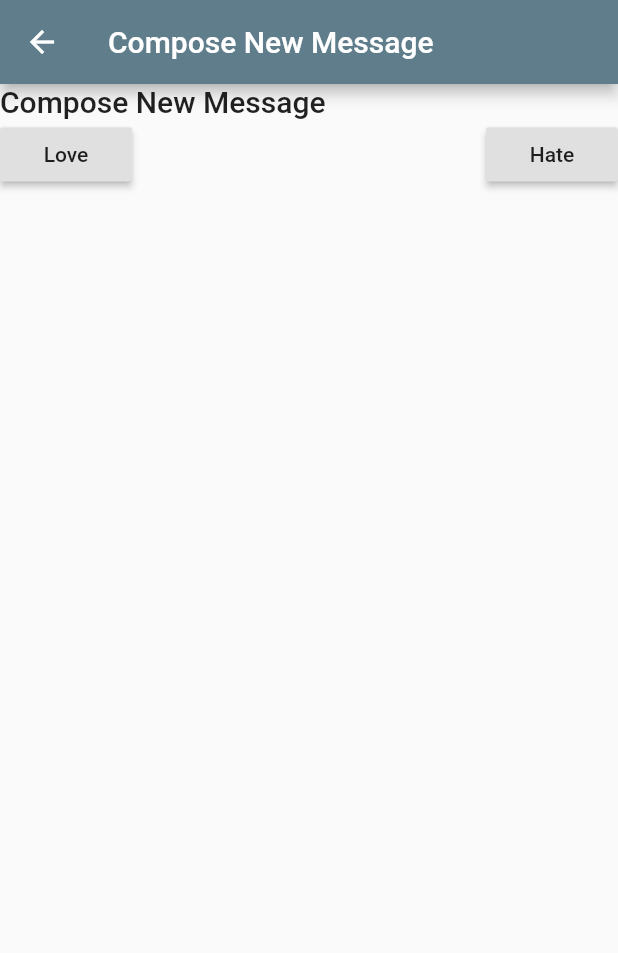
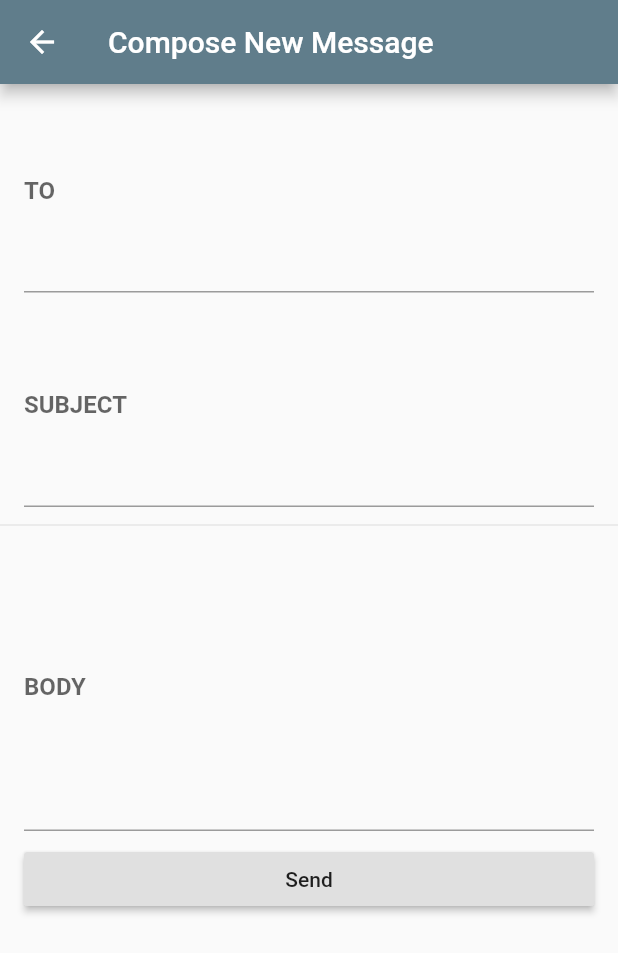
Before and after one commit to rahman541/flutter_prct_yt, a Flutter app: the screen it shows after launch, after a tap on the "add" icon, on a phone screen of 412 x 824 dp. Shown: the top 953 px of the screen. Run offline on Flutter 3.47's test engine with Material 2 defaults, Android fonts, the phone set to English and light mode, and no system bars; generated files the repository leaves out were written again; network calls fail.

Commit message:
Flutter in Practice - E11: Simple Forms (pass data also)

```diff
--- a/lib/ComposeButton.dart
+++ b/lib/ComposeButton.dart
@@ -1,19 +1,27 @@
 import 'package:flutter/material.dart';
 
+import 'Message.dart';
 import 'MessageCompose.dart';
 
 class ComposeButton extends StatelessWidget {
+  final List<Message> messages;
+
+  ComposeButton(this.messages);
+
   @override
   Widget build(BuildContext context) {
     return FloatingActionButton(
       child: Icon(Icons.add),
       onPressed: () async {
-        String intention = await Navigator.push(context, MaterialPageRoute(builder: (ctx) => MessageCompose()));
+        Message message = await Navigator.push(context, MaterialPageRoute(builder: (ctx) => MessageCompose()));
 
-        Scaffold.of(context).showSnackBar(SnackBar(
-          content: Text('You message has been sent with $intention'),
-          backgroundColor: Colors.green,
-        ));
+        if (message != null) {
+          messages.add(message);
+          Scaffold.of(context).showSnackBar(SnackBar(
+            content: Text('You message has been sent with $message'),
+            backgroundColor: Colors.green,
+          ));
+        };
       },
     );
   }
--- a/lib/MessageCompose.dart
+++ b/lib/MessageCompose.dart
@@ -1,33 +1,71 @@
 import 'package:flutter/material.dart';
+import 'package:flutter_prct_yt/Message.dart';
 
-class MessageCompose extends StatelessWidget {
+class MessageCompose extends StatefulWidget {
+  @override
+  _MessageComposeState createState() => _MessageComposeState();
+}
+
+class _MessageComposeState extends State<MessageCompose> {
+  String to ="";
+  String subject = "";
+  String body = "";
+
   @override
   Widget build(BuildContext context) {
     return Scaffold(
       appBar: AppBar(title: Text('Compose New Message')),
-      body: Container(
-        child: Column(
-          crossAxisAlignment: CrossAxisAlignment.start,
-          children: <Widget>[
-            Text("Compose New Message", style: Theme.of(context).textTheme.title),
-            Row(
-              mainAxisAlignment: MainAxisAlignment.spaceBetween,
-              children: <Widget>[
-                RaisedButton(
-                  child: Text('Love'),
+      body: SingleChildScrollView(
+          child: Column(
+            children: <Widget>[
+              ListTile(
+                title: TextField(
+                  onChanged: (value) {
+                    to = value;
+                  },
+                  decoration: InputDecoration(
+                    labelText: 'TO',
+                    labelStyle: TextStyle(fontWeight: FontWeight.bold),
+                  ),
+                  maxLines: 5,
+                ),
+              ),
+              ListTile(
+                title: TextField(
+                  onChanged: (value) {
+                    subject = value;
+                  },
+                  decoration: InputDecoration(
+                    labelText: 'SUBJECT',
+                    labelStyle: TextStyle(fontWeight: FontWeight.bold),
+                  ),
+                  maxLines: 5,
+                ),
+              ),
+              Divider(),
+              ListTile(
+                title: TextField(
+                  onChanged: (value) {
+                    body = value;
+                  },
+                  decoration: InputDecoration(
+                    labelText: 'BODY',
+                    labelStyle: TextStyle(fontWeight: FontWeight.bold),
+                  ),
+                  maxLines: 8,
+                ),
+              ),
+              ListTile(
+                title: RaisedButton(
+                  child: Text('Send'),
                   onPressed: () {
-                    Navigator.pop(context, 'Love');
+                    Message message = Message(subject, body);
+
+                    Navigator.pop(context, message);
                   },
                 ),
-                RaisedButton(
-                  child: Text('Hate'),
-                  onPressed: () {
-                    Navigator.pop(context, 'Hate');
-                  },
-                )
-              ]
-            )
-          ]
+              ),
+            ]
         ),
       ),
     );
--- a/lib/MessageList.dart
+++ b/lib/MessageList.dart
@@ -16,15 +16,21 @@ class MessageList extends StatefulWidget {
 }
 
 class _MessageList extends State<MessageList> {
-  Future<List<Message>> messages;
+  Future<List<Message>> future;
+  List<Message> messages;
 
   @override
   void initState() {
     super.initState();
     // loadMessageList();
-    messages = Message.browse();
+    // messages = Message.browse();
+    fetch();
   }
 
+  void fetch() async {
+    future = Message.browse();
+    messages = await future;
+  }
 
   @override
   Widget build(BuildContext context) {
@@ -34,8 +40,8 @@ class _MessageList extends State<MessageList> {
         // the App.build method, and use it to set our appbar title.
         title: Text(widget.title),
         actions: <Widget>[
-          IconButton(icon: Icon(Icons.refresh), onPressed: () {
-            var _messages = Message.browse();
+          IconButton(icon: Icon(Icons.refresh), onPressed: () async {
+            var _messages = await Message.browse();
             setState(() {
              messages = _messages;
             });
@@ -43,7 +49,7 @@ class _MessageList extends State<MessageList> {
         ],
       ),
       body: FutureBuilder(
-        future: messages,
+        future: future,
         builder: (BuildContext ctx, AsyncSnapshot snapshot) {
           switch (snapshot.connectionState) {
             case ConnectionState.none:
@@ -81,7 +87,7 @@ class _MessageList extends State<MessageList> {
           }
         },
       ),
-      floatingActionButton: ComposeButton(),
+      floatingActionButton: ComposeButton(messages),
     );
   }
 }
```
Lines whose indentation alone changed are shown as unchanged.
